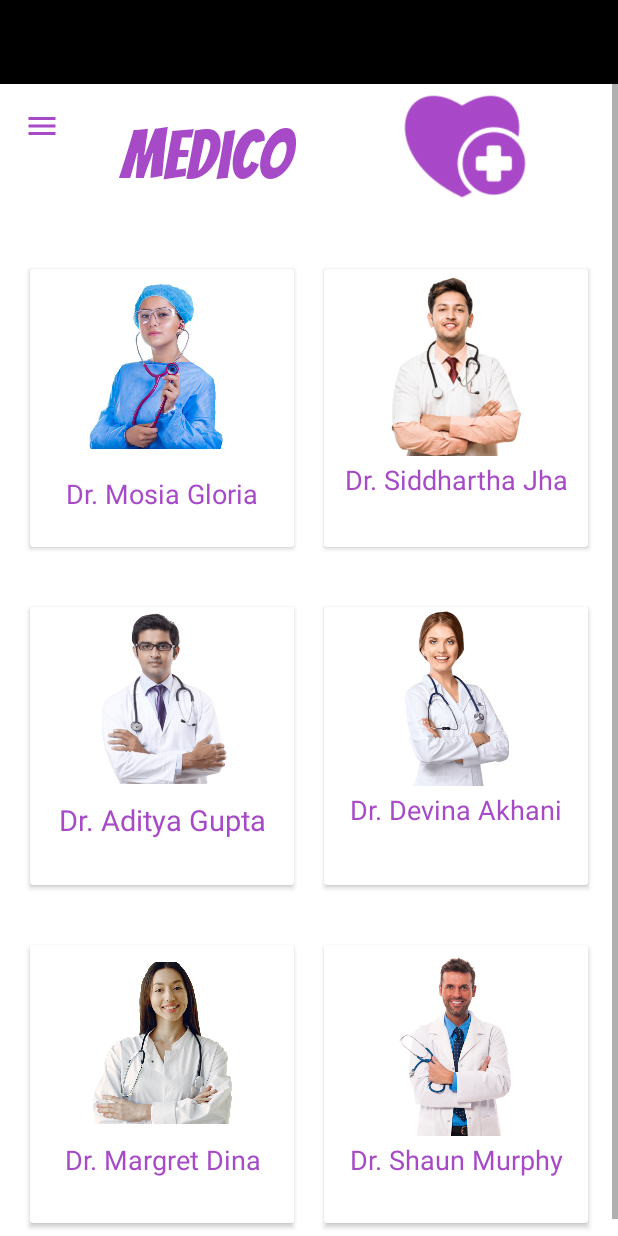
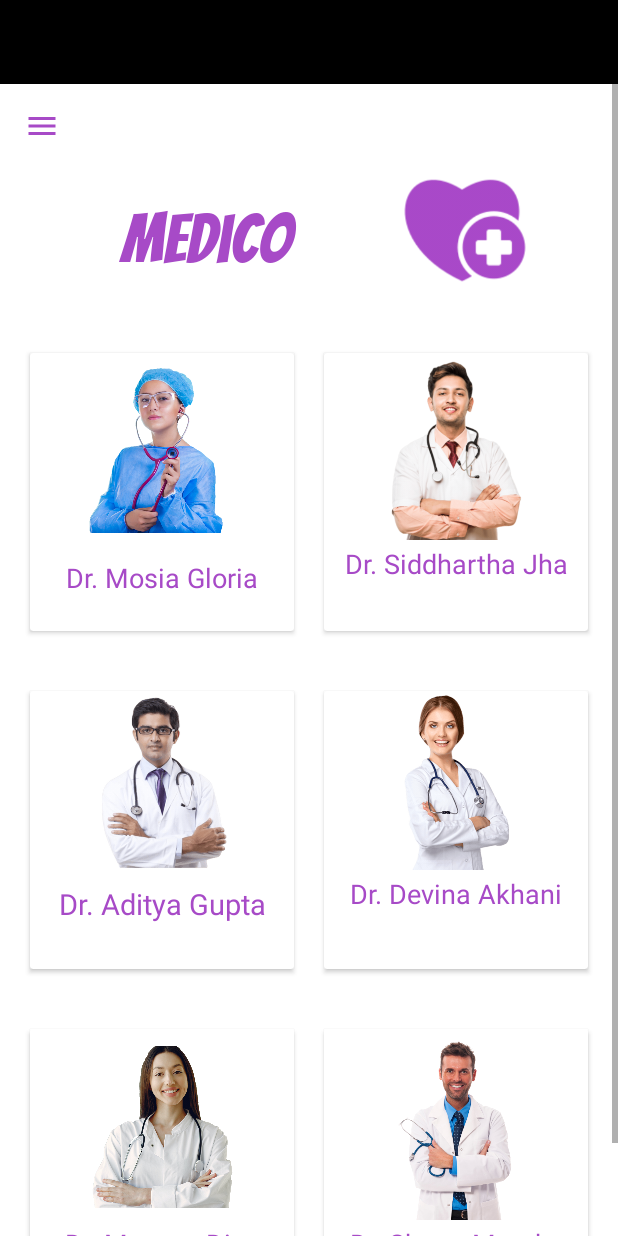
Before and after one commit to Reeya0713/MEDICO, an Android app: the homepage screen opened directly, with no data from a screen before it, on a phone screen of 412 x 824 dp. Run offline under Robolectric (Android 15) with nearby library versions, the phone set to English and light mode, and no system bars; Roboto replaces fonts that are not available here; 1 statement that could not run was skipped.

Commit message:
MEDICO_ANDROID4

```diff
--- a/app/src/main/java/com/reeyabhatt/medicoodac/homepage.java
+++ b/app/src/main/java/com/reeyabhatt/medicoodac/homepage.java
@@ -2,12 +2,10 @@ package com.reeyabhatt.medicoodac;
 
 import androidx.appcompat.app.ActionBarDrawerToggle;
 import androidx.appcompat.app.AppCompatActivity;
+import androidx.appcompat.widget.Toolbar;
 import androidx.drawerlayout.widget.DrawerLayout;
-
 import android.os.Bundle;
 import android.view.WindowManager;
-import android.widget.Toolbar;
-
 import com.google.android.material.navigation.NavigationView;
 
 public class homepage extends AppCompatActivity {
@@ -30,12 +28,8 @@ public class homepage extends AppCompatActivity {
         toolBar = findViewById(R.id.toolbarMenu);
 
         //Toolbar
-        //setSupportActionBar(toolBar);
+        setSupportActionBar(toolBar);
 
-        //Navigation Drawer Menu
-        //ActionBarDrawerToggle toggle = new ActionBarDrawerToggle(this, drawerLayout, toolBar, R.string.navigation_drawer_open, R.string.navigation_drawer_close);
-        //drawerLayout.addDrawerListener(toggle);
-        //toggle.syncState();
 
 
 
--- a/app/src/main/res/layout/activity_homepage.xml
+++ b/app/src/main/res/layout/activity_homepage.xml
@@ -49,7 +49,7 @@
             app:fontFamily="@font/bangers"
             app:layout_constraintEnd_toStartOf="@+id/imageView"
             app:layout_constraintStart_toStartOf="parent"
-            app:layout_constraintTop_toBottomOf="@+id/toolbar" />
+            app:layout_constraintTop_toBottomOf="@+id/toolbarMenu" />
 
         <ImageView
             android:id="@+id/imageView"
@@ -58,7 +58,7 @@
             android:layout_marginEnd="45dp"
             app:layout_constraintEnd_toEndOf="parent"
             app:layout_constraintStart_toEndOf="@+id/textView"
-            app:layout_constraintTop_toBottomOf="@+id/toolbar"
+            app:layout_constraintTop_toBottomOf="@+id/toolbarMenu"
             app:srcCompat="@drawable/plus" />
 
         <LinearLayout
```
